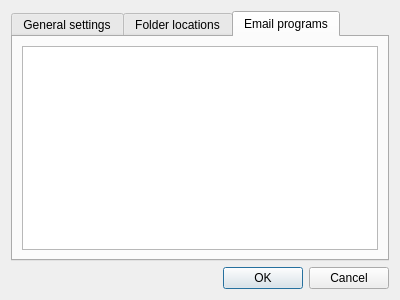
This is preferences.ui in spanezz/buffy as Qt 5 draws it before an edit. The edited form follows.
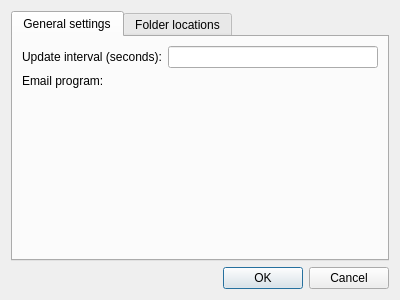
This is the edited form. The open tabs and pages were chosen to show the change.

Commit message: Simplified mail program config

```diff
--- a/preferences.ui
+++ b/preferences.ui
@@ -43,9 +43,6 @@
            </property>
           </widget>
          </item>
-         <item row="1" column="1">
-          <widget class="QComboBox" name="email_program"/>
-         </item>
         </layout>
        </item>
       </layout>
@@ -67,26 +64,6 @@
        </item>
       </layout>
      </widget>
-     <widget class="QWidget" name="tab_3">
-      <attribute name="title">
-       <string>Email programs</string>
-      </attribute>
-      <layout class="QVBoxLayout" name="verticalLayout_4">
-       <item>
-        <widget class="QTableView" name="email_programs">
-         <attribute name="horizontalHeaderHighlightSections">
-          <bool>false</bool>
-         </attribute>
-         <attribute name="horizontalHeaderStretchLastSection">
-          <bool>true</bool>
-         </attribute>
-         <attribute name="verticalHeaderVisible">
-          <bool>false</bool>
-         </attribute>
-        </widget>
-       </item>
-      </layout>
-     </widget>
     </widget>
    </item>
    <item>
```
The commit also changes 6 other files.
